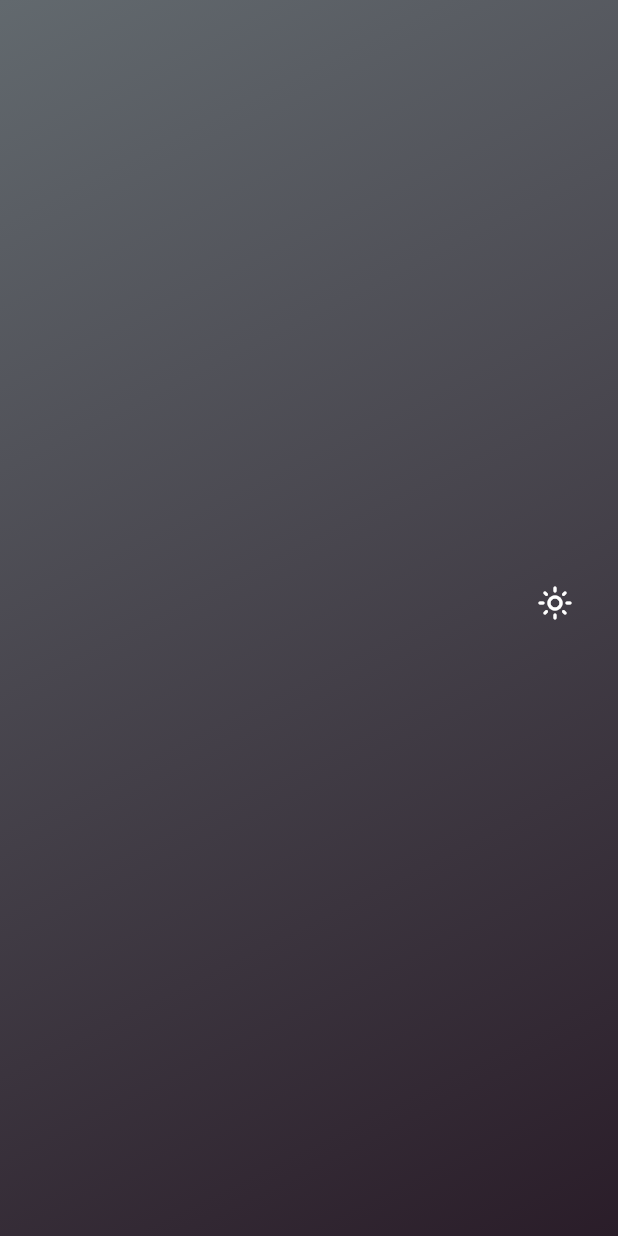
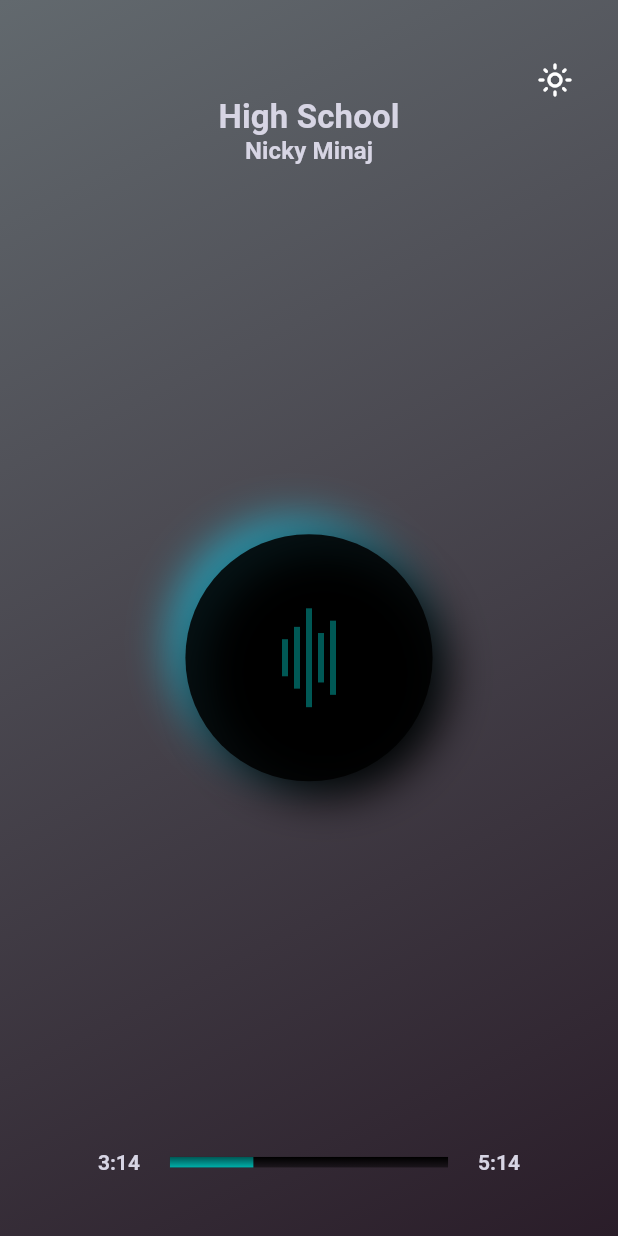
Before and after one commit to TejasPatel3300/flutter_neumorphic_music_player, a Flutter app: the screen it shows after launch, after a tap on the "mode night" icon, on a phone screen of 412 x 824 dp. Run offline on Flutter 3.47's test engine with Material 2 defaults, Android fonts, the light colour scheme and no system bars.

Commit message:
feat: UI implementation of Art-Place-Holder and custom-track-seekbar UI only

```diff
--- a/lib/constants/colors.dart
+++ b/lib/constants/colors.dart
@@ -10,6 +10,12 @@
 
   static const Color textColorLight = Color(0xFFD7D5E4);
   static const Color textColorDark = Color(0xFF2A1D29);
+
+  static const Color themeShadowTopDark = Color(0xFF29A0B8);
+  static const Color themeShadowDownDark = Color(0xFF000000);
+
+  static const Color themeShadowTopLight = Color(0xFFFFFFFF);
+  static const Color themeShadowDownLight = Color(0xFF000000);
 
   static const Color themeColorLight = Color(0xFF00B0AA);
   static const Color themeColorDark = Color(0xFF005855);
--- a/lib/main.dart
+++ b/lib/main.dart
@@ -1,7 +1,7 @@
 import 'package:flutter/material.dart';
 import 'providers/theme_provider.dart';
 import 'package:provider/provider.dart';
-import 'ui/music_player_screen.dart';
+import 'ui/player/music_player_screen.dart';
 
 void main() {
   runApp(
--- a/lib/models/theme/custom_theme.dart
+++ b/lib/models/theme/custom_theme.dart
@@ -6,13 +6,17 @@
     required this.bgColorBottom,
     required this.bgGradient,
     required this.themeColor,
+    required this.textColor,
     required this.themeModeIcon,
+    required this.shadowColorTop,
+    required this.shadowColorDown,
   });
   final Color bgColorTop;
   final Color bgColorBottom;
-
   final Color themeColor;
-
+  final Color textColor;
+  final Color shadowColorTop;
+  final Color shadowColorDown;
   final Gradient bgGradient;
   final Icon themeModeIcon;
 
@@ -21,11 +25,18 @@
           Color? bgColorBottom,
           Color? themeColor,
           Gradient? bgGradient,
+          Color? textColor,
+          Color? shadowColorTop,
+          Color? shadowColorDown,
           Icon? themeModeIcon}) =>
       CustomTheme(
-          bgColorTop: bgColorTop ?? this.bgColorTop,
-          bgColorBottom: bgColorBottom ?? this.bgColorBottom,
-          bgGradient: bgGradient ?? this.bgGradient,
-          themeColor: themeColor ?? this.themeColor,
-          themeModeIcon: themeModeIcon ?? this.themeModeIcon);
+        bgColorTop: bgColorTop ?? this.bgColorTop,
+        bgColorBottom: bgColorBottom ?? this.bgColorBottom,
+        bgGradient: bgGradient ?? this.bgGradient,
+        themeColor: themeColor ?? this.themeColor,
+        textColor: textColor ?? this.textColor,
+        themeModeIcon: themeModeIcon ?? this.themeModeIcon,
+        shadowColorTop: shadowColorTop ?? this.shadowColorTop,
+        shadowColorDown: shadowColorDown ?? this.shadowColorDown,
+      );
 }
--- /dev/null
+++ b/lib/models/track/track.dart
@@ -0,0 +1,6 @@
+class Track {
+  Track({required this.name, required this.artist});
+
+  final String name;
+  final String artist;
+}
--- a/lib/providers/theme_provider.dart
+++ b/lib/providers/theme_provider.dart
@@ -11,7 +11,10 @@
     bgColorBottom: AppColors.bgColorLightBottom,
     bgGradient: AppColors.gradientModeLight,
     themeColor: AppColors.themeColorLight,
+    textColor: AppColors.textColorDark,
     themeModeIcon: const Icon(Icons.mode_night_outlined),
+    shadowColorTop: AppColors.themeShadowTopLight,
+    shadowColorDown: AppColors.themeShadowDownLight,
   );
 
   void changeTheme(CustomThemeMode themeMode) {
@@ -23,7 +26,10 @@
           bgColorBottom: AppColors.bgColorLightBottom,
           bgGradient: AppColors.gradientModeLight,
           themeColor: AppColors.themeColorLight,
+          textColor: AppColors.textColorDark,
           themeModeIcon: const Icon(Icons.mode_night_outlined),
+          shadowColorTop: AppColors.themeShadowTopLight,
+          shadowColorDown: AppColors.themeShadowDownLight,
         );
         notifyListeners();
         break;
@@ -34,10 +40,13 @@
           bgColorBottom: AppColors.bgColorDarkBottom,
           bgGradient: AppColors.gradientModeDark,
           themeColor: AppColors.themeColorDark,
+          textColor: AppColors.textColorLight,
           themeModeIcon: const Icon(
             Icons.light_mode_outlined,
             color: Colors.white,
           ),
+          shadowColorTop: AppColors.themeShadowTopDark,
+          shadowColorDown: AppColors.themeShadowDownDark,
         );
         notifyListeners();
         break;
--- a/lib/ui/music_player_screen.dart
+++ /dev/null
@@ -1,64 +0,0 @@
-import 'package:flutter/material.dart';
-import 'package:provider/provider.dart';
-
-import '../constants/enums.dart';
-import '../providers/theme_provider.dart';
-
-class MusicPlayerScreen extends StatefulWidget {
-  const MusicPlayerScreen({Key? key}) : super(key: key);
-
-  @override
-  _MusicPlayerScreenState createState() => _MusicPlayerScreenState();
-}
-
-class _MusicPlayerScreenState extends State<MusicPlayerScreen> {
-  @override
-  Widget build(BuildContext context) {
-    return Scaffold(
-      body: Container(
-        decoration: BoxDecoration(
-          gradient: Provider.of<ThemeProvider>(context).currentTheme.bgGradient,
-        ),
-        child: SafeArea(
-          child: SizedBox(
-            width: double.infinity,
-            height: double.infinity,
-            child: Column(
-              mainAxisAlignment: MainAxisAlignment.spaceAround,
-              children: [
-                Column(
-                  children: [
-                    Row(
-                      mainAxisAlignment: MainAxisAlignment.end,
-                      children: [
-                        GestureDetector(
-                          onTap: _changeThemeMode,
-                          child: Container(
-                            margin: const EdgeInsets.symmetric(horizontal: 30),
-                            child: Provider.of<ThemeProvider>(context)
-                                .currentTheme
-                                .themeModeIcon,
-                          ),
-                        )
-                      ],
-                    ),
-                    const SizedBox(height: 20),
-                  ],
-                ),
-              ],
-            ),
-          ),
-        ),
-      ),
-    );
-  }
-
-  /// method to change theme mode
-  void _changeThemeMode() {
-    final _currentThemeMode = context.read<ThemeProvider>().currentThemeMode;
-    Provider.of<ThemeProvider>(context, listen: false).changeTheme(
-        _currentThemeMode == CustomThemeMode.light
-            ? CustomThemeMode.dark
-            : CustomThemeMode.light);
-  }
-}
--- /dev/null
+++ b/lib/ui/player/music_player_screen.dart
@@ -0,0 +1,149 @@
+import 'package:flutter/material.dart';
+import 'package:neumorphic_music_player/constants/colors.dart';
+import '../../models/theme/custom_theme.dart';
+import 'widgets/audio_art_place_holder.dart';
+import '../../utils/size_config.dart';
+import 'package:provider/provider.dart';
+
+import '../../constants/enums.dart';
+import '../../providers/theme_provider.dart';
+
+class MusicPlayerScreen extends StatefulWidget {
+  const MusicPlayerScreen({Key? key}) : super(key: key);
+
+  @override
+  _MusicPlayerScreenState createState() => _MusicPlayerScreenState();
+}
+
+class _MusicPlayerScreenState extends State<MusicPlayerScreen> {
+  @override
+  Widget build(BuildContext context) {
+    SizeConfig().init(context);
+    CustomTheme _currentTheme =
+        Provider.of<ThemeProvider>(context).currentTheme;
+    return Scaffold(
+      body: Container(
+        decoration: BoxDecoration(
+          gradient: Provider.of<ThemeProvider>(context).currentTheme.bgGradient,
+        ),
+        child: SafeArea(
+          child: SizedBox(
+            width: double.infinity,
+            height: double.infinity,
+            child: Column(
+              children: [
+                SizedBox(height: SizeConfig.screenHeight * 0.05),
+                Row(
+                  mainAxisAlignment: MainAxisAlignment.end,
+                  children: [
+                    GestureDetector(
+                      onTap: _changeThemeMode,
+                      child: Container(
+                        margin: const EdgeInsets.symmetric(horizontal: 30),
+                        child: Provider.of<ThemeProvider>(context)
+                            .currentTheme
+                            .themeModeIcon,
+                      ),
+                    )
+                  ],
+                ),
+                Text(
+                  'High School',
+                  style: TextStyle(
+                    color: _currentTheme.textColor,
+                    fontSize: 22,
+                    letterSpacing: 0.1,
+                    fontWeight: FontWeight.w600,
+                  ),
+                ),
+                Text(
+                  'Nicky Minaj',
+                  style: TextStyle(
+                    color: _currentTheme.textColor,
+                    fontSize: 16,
+                    letterSpacing: 0.1,
+                    fontWeight: FontWeight.w500,
+                  ),
+                ),
+                // SizedBox(height: SizeConfig.screenHeight * 0.05),
+                const Spacer(),
+                Container(
+                  height: SizeConfig.screenHeight * 0.20,
+                  width: SizeConfig.screenHeight * 0.20,
+                  decoration: BoxDecoration(
+                      color: Colors.black87,
+                      shape: BoxShape.circle,
+                      boxShadow: [
+                        BoxShadow(
+                          color: _currentTheme.shadowColorTop,
+                          offset: const Offset(-10, -10),
+                          blurRadius: 24,
+                        ),
+                        BoxShadow(
+                          color: _currentTheme.shadowColorDown,
+                          offset: const Offset(10, 10),
+                          blurRadius: 24,
+                        )
+                      ]),
+                  child: AudioArtPlaceHolder(currentTheme: _currentTheme),
+                ),
+                const Spacer(),
+                Row(
+                  mainAxisAlignment: MainAxisAlignment.center,
+                  children: [
+                    Text('3:14',
+                        style: TextStyle(color: _currentTheme.textColor)),
+                    Container(
+                      height: 7,
+                      width: SizeConfig.screenWidth * 0.45,
+                      margin: const EdgeInsets.symmetric(horizontal: 20),
+                      child: Stack(
+                        children: [
+                          Container(
+                            decoration: const BoxDecoration(
+                              gradient: LinearGradient(
+                                  colors: [Colors.black, Colors.black45],
+                                  begin: Alignment.topCenter,
+                                  end: Alignment.bottomCenter),
+                            ),
+                          ),
+                          FractionallySizedBox(
+                            heightFactor: 1,
+                            widthFactor: 0.3,
+                            child: Container(
+                              decoration: const BoxDecoration(
+                                  gradient: LinearGradient(
+                                colors: [
+                                  AppColors.themeColorDark,
+                                  AppColors.themeColorLight
+                                ],
+                                begin: Alignment.topCenter,
+                                end: Alignment.bottomCenter,
+                              )),
+                            ),
+                          ),
+                        ],
+                      ),
+                    ),
+                    Text('5:14',
+                        style: TextStyle(color: _currentTheme.textColor)),
+                  ],
+                ),
+                SizedBox(height: SizeConfig.screenHeight * 0.05),
+              ],
+            ),
+          ),
+        ),
+      ),
+    );
+  }
+
+  /// method to change theme mode
+  void _changeThemeMode() {
+    final _currentThemeMode = context.read<ThemeProvider>().currentThemeMode;
+    Provider.of<ThemeProvider>(context, listen: false).changeTheme(
+        _currentThemeMode == CustomThemeMode.light
+            ? CustomThemeMode.dark
+            : CustomThemeMode.light);
+  }
+}
--- /dev/null
+++ b/lib/ui/player/widgets/audio_art_place_holder.dart
@@ -0,0 +1,53 @@
+import 'package:flutter/material.dart';
+import 'package:neumorphic_music_player/models/theme/custom_theme.dart';
+import 'package:neumorphic_music_player/utils/size_config.dart';
+
+class AudioArtPlaceHolder extends StatelessWidget {
+  const AudioArtPlaceHolder({
+    Key? key,
+    required CustomTheme currentTheme,
+  })  : _currentTheme = currentTheme,
+        super(key: key);
+
+  final CustomTheme _currentTheme;
+
+  @override
+  Widget build(BuildContext context) {
+    return Center(
+      child: Row(
+        mainAxisSize: MainAxisSize.min,
+        children: [
+          Container(
+            width: 4,
+            height: SizeConfig.screenHeight * 0.03,
+            margin: const EdgeInsets.only(right: 4),
+            color: _currentTheme.themeColor,
+          ),
+          Container(
+            width: 4,
+            height: SizeConfig.screenHeight * 0.05,
+            margin: const EdgeInsets.only(right: 4),
+            color: _currentTheme.themeColor,
+          ),
+          Container(
+            width: 4,
+            height: SizeConfig.screenHeight * 0.08,
+            margin: const EdgeInsets.only(right: 4),
+            color: _currentTheme.themeColor,
+          ),
+          Container(
+            width: 4,
+            height: SizeConfig.screenHeight * 0.04,
+            margin: const EdgeInsets.only(right: 4),
+            color: _currentTheme.themeColor,
+          ),
+          Container(
+            width: 4,
+            height: SizeConfig.screenHeight * 0.06,
+            color: _currentTheme.themeColor,
+          ),
+        ],
+      ),
+    );
+  }
+}
--- /dev/null
+++ b/lib/utils/size_config.dart
@@ -0,0 +1,30 @@
+import 'package:flutter/material.dart';
+
+class SizeConfig {
+  static MediaQueryData _mediaQueryData = MediaQueryData();
+  static double screenWidth = 0;
+  static double screenHeight = 0;
+  static double defaultSize = 0;
+  static Orientation orientation = Orientation.portrait;
+
+  void init(BuildContext context) {
+    _mediaQueryData = MediaQuery.of(context);
+    screenWidth = _mediaQueryData.size.width;
+    screenHeight = _mediaQueryData.size.height;
+    orientation = _mediaQueryData.orientation;
+  }
+}
+
+// Get the proportionate height as per screen size
+double getProportionateScreenHeight(double inputHeight) {
+  double screenHeight = SizeConfig.screenHeight;
+  // 812 is the layout height that designer use
+  return (inputHeight / 812.0) * screenHeight;
+}
+
+// Get the proportionate height as per screen size
+double getProportionateScreenWidth(double inputWidth) {
+  double screenWidth = SizeConfig.screenWidth;
+  // 375 is the layout width that designer use
+  return (inputWidth / 375.0) * screenWidth;
+}
```
